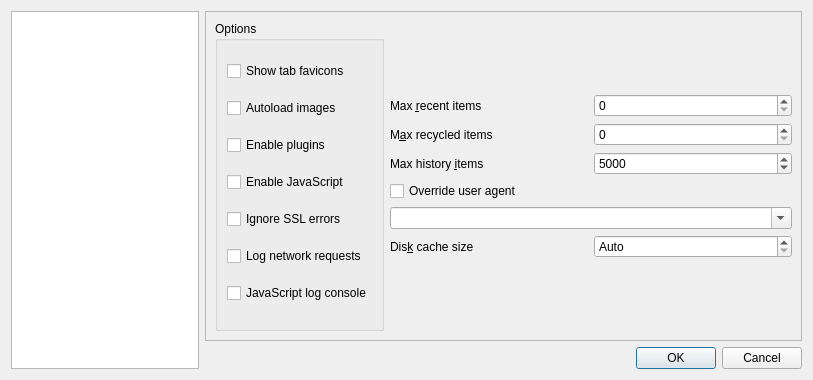
Old version of the form settingsdlg.ui in the repository kernel1024/jpreader.
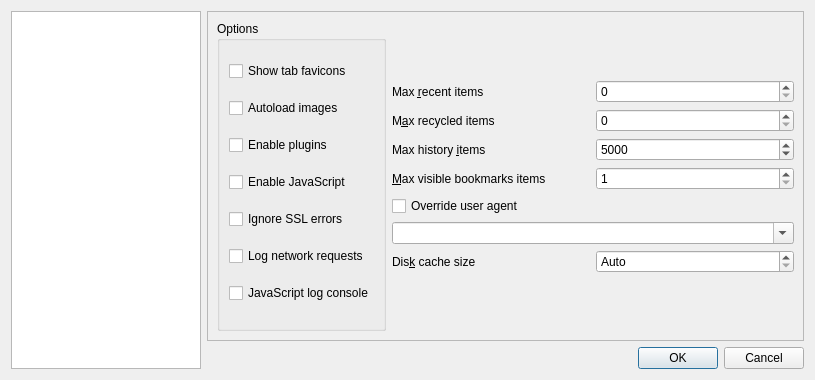
New version of the form.

Commit message: Bookmarks sorting by access time, cache clearing option, Qt 5.7.0 as dependency.

What changed in the file:
```diff
--- a/settingsdlg.ui
+++ b/settingsdlg.ui
@@ -6,7 +6,7 @@
    <rect>
     <x>0</x>
     <y>0</y>
-    <width>813</width>
+    <width>815</width>
     <height>380</height>
    </rect>
   </property>
@@ -34,7 +34,7 @@
         <number>0</number>
        </property>
        <widget class="QWidget" name="widget">
-        <layout class="QHBoxLayout" name="horizontalLayout_32">
+        <layout class="QHBoxLayout" name="horizontalLayout_35">
          <item>
           <widget class="QGroupBox" name="groupBox_2">
            <property name="title">
@@ -166,6 +166,27 @@
              </item>
             </layout>
            </item>
+           <item>
+            <layout class="QHBoxLayout" name="horizontalLayout_32">
+             <item>
+              <widget class="QLabel" name="label_34">
+               <property name="text">
+                <string>&amp;Max visible bookmarks items</string>
+               </property>
+               <property name="buddy">
+                <cstring>spinMaxBookmarksCnt</cstring>
+               </property>
+              </widget>
+             </item>
+             <item>
+              <widget class="QSpinBox" name="spinMaxBookmarksCnt">
+               <property name="minimum">
+                <number>1</number>
+               </property>
+              </widget>
+             </item>
+            </layout>
+           </item>
            <item>
             <layout class="QVBoxLayout" name="verticalLayout_18">
              <item>
```
Left out of the diff: 1 changed line with no effect on the pictures. The commit also changes 12 other files.
